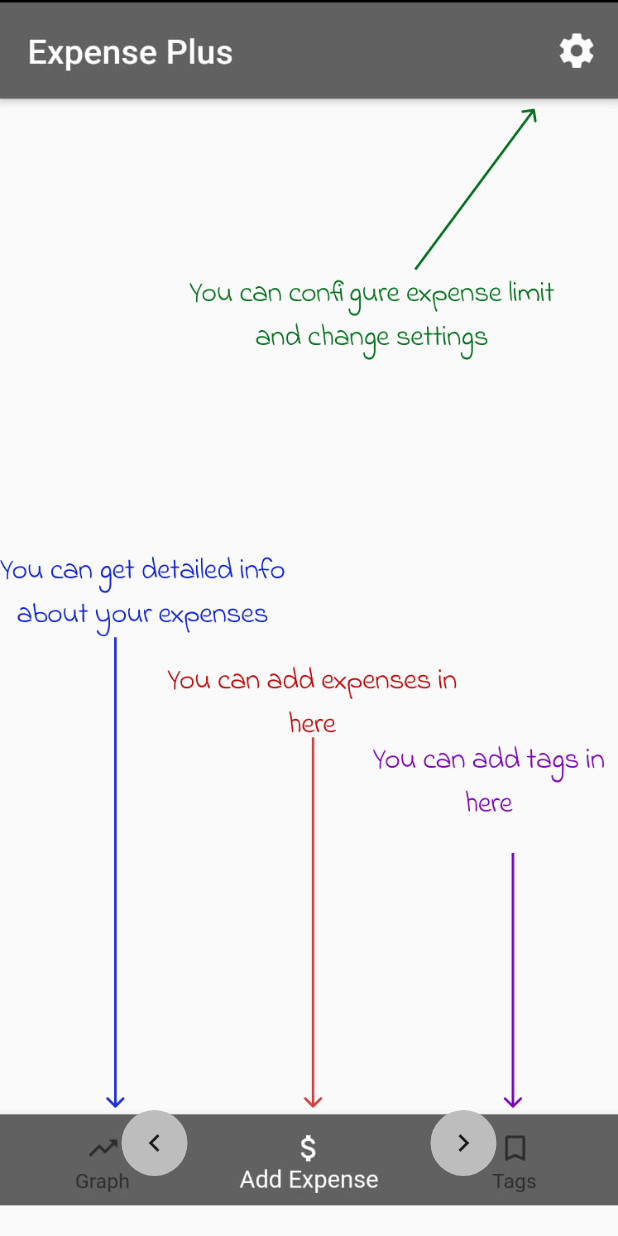
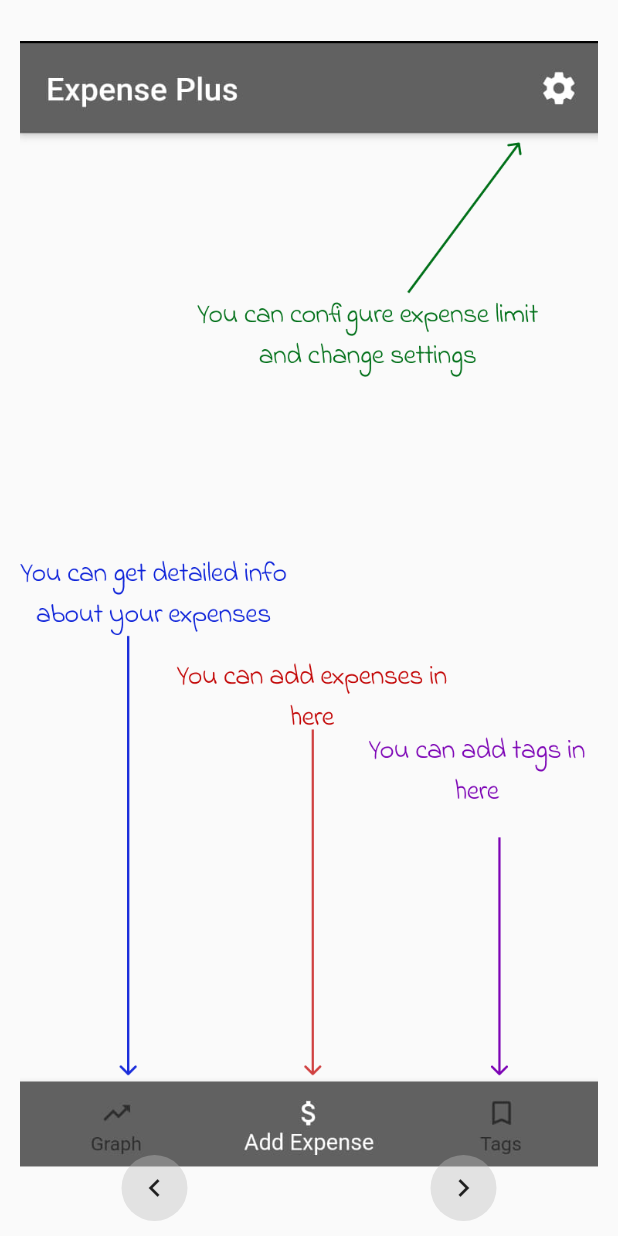
Before and after one commit to AlkanAkisu/ExpensePlus, a Flutter app: the IntroPage screen opened directly, on a phone screen of 412 x 824 dp. Run offline on Flutter 3.47's test engine with Material 2 defaults, Android fonts, the phone set to English and light mode, and no system bars; drawn by our look-alikes of carousel_slider; our stand-ins replace flutter_colorpicker, flutter_hooks, flutter_keyboard_visibility, flutter_mobx, flutter_slidable, fluttertoast and 3 more; generated files the repository leaves out were written again.

Commit message:
intro renewed

```diff
--- a/lib/pages/introPage.dart
+++ b/lib/pages/introPage.dart
@@ -35,7 +35,7 @@ class IntroPage extends HookWidget {
         .map((str) => Container(
               child: Image(
                 image: AssetImage('assets/$str PAGE.png'),
-                fit: BoxFit.cover,
+                fit: BoxFit.scaleDown,
               ),
             ))
         .toList();
@@ -43,7 +43,7 @@ class IntroPage extends HookWidget {
 
   Widget introPage(BuildContext context) {
     return SafeArea(
-          child: Scaffold(
+      child: Scaffold(
         body: Stack(
           children: <Widget>[
             Positioned.fill(
@@ -70,7 +70,7 @@ class IntroPage extends HookWidget {
             Positioned(
               left: 0,
               right: 0,
-              bottom: 40,
+              bottom: 10,
               child: Column(
                 children: <Widget>[
                   Row(
@@ -95,7 +95,7 @@ class IntroPage extends HookWidget {
             padding: EdgeInsets.all(10),
             decoration: BoxDecoration(
               shape: BoxShape.circle,
-              color: Colors.grey[400],
+              color: Colors.grey[400].withOpacity(0.4),
             ),
             child: Icon(icon),
           ),
@@ -108,7 +108,7 @@ class IntroPage extends HookWidget {
 
       if (_current.value == imagesList().length - 1) //Last page
         buttons[1] = button(
-          Icons.check_circle_outline,
+          Icons.check,
           () {
             _resetState.value = !_resetState.value;
             if (!isHelpButton) {
@@ -117,8 +117,9 @@ class IntroPage extends HookWidget {
                 Duration(milliseconds: 100),
                 () => MobxStore.st.introDone = true,
               );
-            } else
+            } else {
               Navigator.pop(context, '');
+            }
           },
         );
     }
```
Also changed, not shown: assets/FIFTH PAGE.png, assets/FOURTH PAGE.png, assets/SECOND PAGE.png, assets/SIXTH PAGE.png, assets/THIRD PAGE.png, pubspec.lock.
